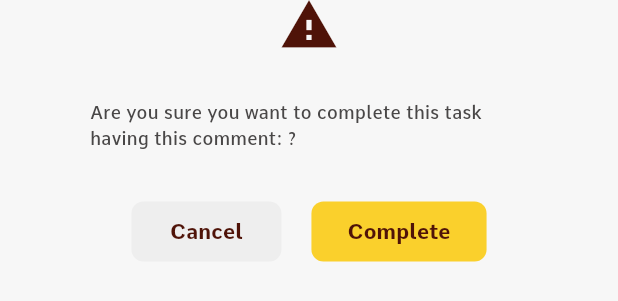
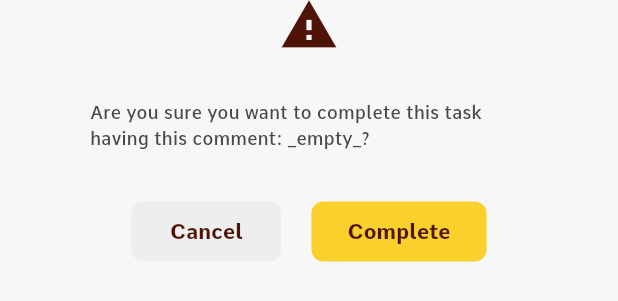
Before and after one commit to Sana-Kassamani/hivemind-app, a Flutter app: the CompleteTaskDialogue widget shown alone on an empty page, opened directly with empty values, on a phone screen of 412 x 824 dp. Shown: the part 487-788 px from the top of the screen. Run offline on Flutter 3.47's test engine with Material 3 defaults, Android fonts, the phone set to English and light mode, and no system bars; our stand-ins replace firebase_core, firebase_messaging, fl_chart, flutter_local_notifications, flutter_slidable, image_picker and 1 more; accounts and stored records are empty.

Commit message:
Flutter <> Edit - alert dialogue

```diff
--- a/lib/widgets/owner/alert.dialogue.dart
+++ b/lib/widgets/owner/alert.dialogue.dart
@@ -1,4 +1,5 @@
 import 'package:flutter/material.dart';
+import 'package:hivemind_app/main.dart';
 import 'package:hivemind_app/providers/auth.provider.dart';
 import 'package:hivemind_app/utils/colors.dart';
 import 'package:provider/provider.dart';
@@ -6,8 +7,10 @@ import 'package:provider/provider.dart';
 class DeleteDialogue extends StatelessWidget {
   const DeleteDialogue(
       {super.key, required this.item, required this.onPressDelete});
+
   final item;
   final onPressDelete;
+
   @override
   Widget build(BuildContext context) {
     return AlertDialog(
@@ -39,7 +42,7 @@ class DeleteDialogue extends StatelessWidget {
           ),
           onPressed: () async {
             await onPressDelete();
-            Navigator.pop(context);
+            navigatorKey.currentState?.pop();
           },
           child: Text("Delete"),
         ),
@@ -67,7 +70,7 @@ class CompleteTaskDialogue extends StatelessWidget {
         size: 40,
       ),
       content: Text(
-          "Are you sure you want to complete this task having this comment: ${comment ?? "_empty_"}?"),
+          "Are you sure you want to complete this task having this comment: ${(comment == null || comment == "") ? "_empty_" : comment}?"),
       buttonPadding: EdgeInsets.all(20),
       actions: [
         FilledButton(
```
